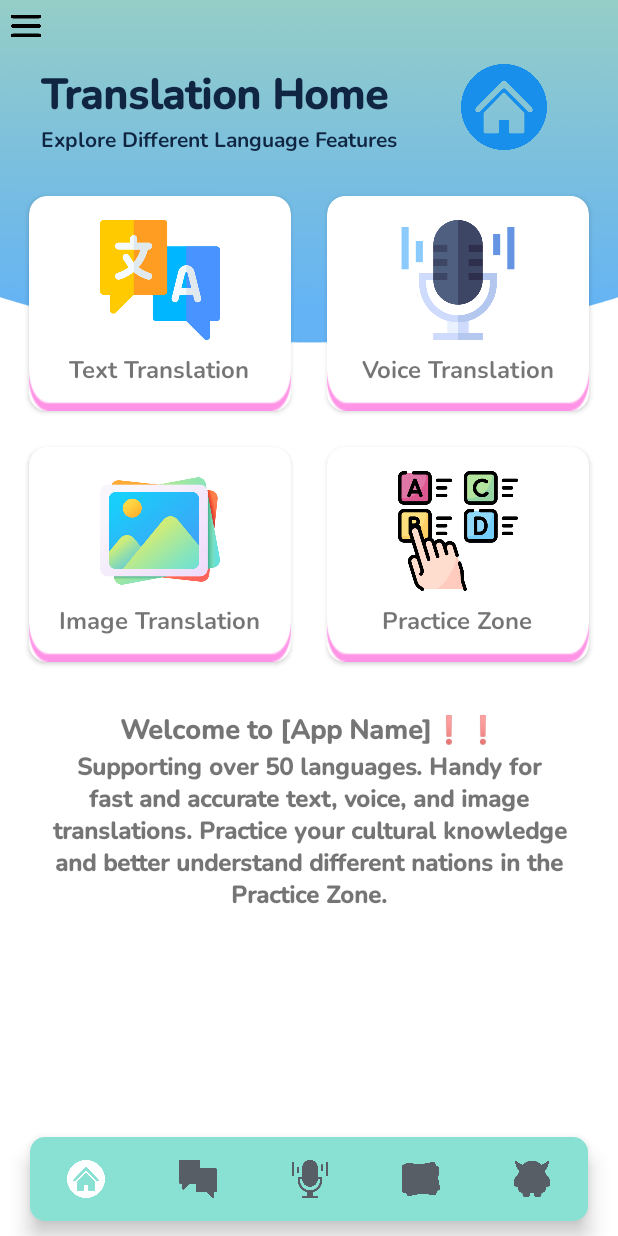
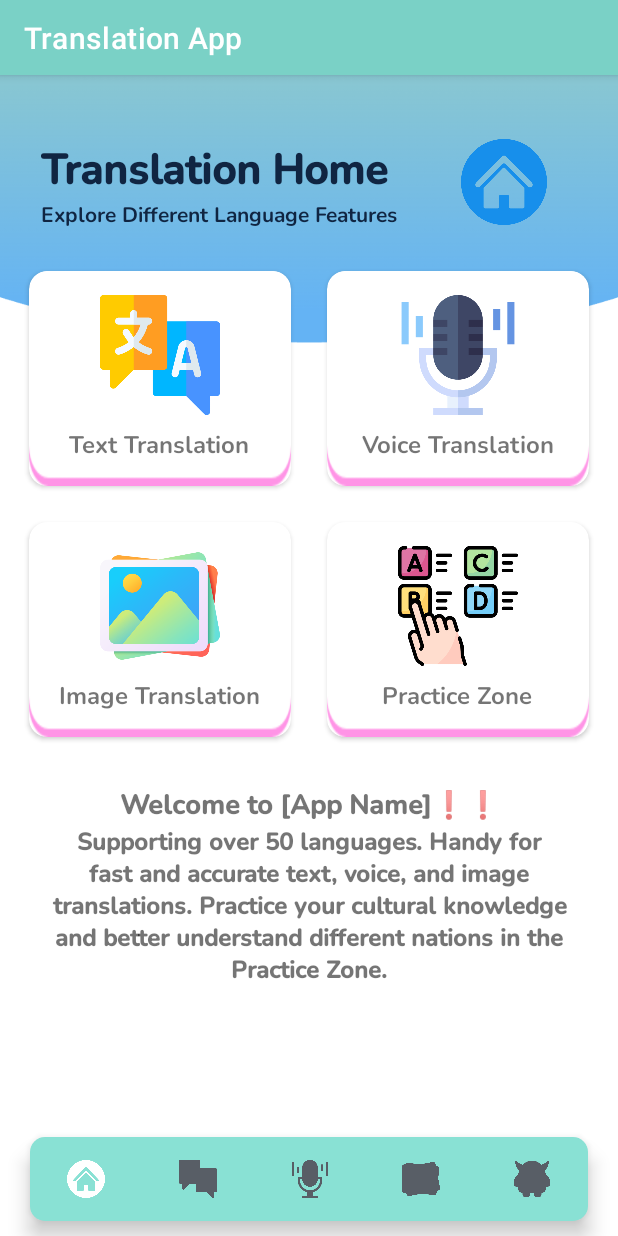
Before and after one commit to DerisO22/Android-Translation-App, an Android app: the screen it shows after launch (homeActivity), on a phone screen of 412 x 824 dp. Run offline under Robolectric (Android 15) with nearby library versions, the phone set to English and light mode, and no system bars.

Commit message:
design commit :)

```diff
--- a/app/src/main/java/com/example/translationappandroid/homeActivity.java
+++ b/app/src/main/java/com/example/translationappandroid/homeActivity.java
@@ -3,6 +3,7 @@ package com.example.translationappandroid;
 import android.annotation.SuppressLint;
 import android.content.Intent;
 import android.os.Bundle;
+import android.view.MenuItem;
 import android.view.MotionEvent;
 import android.view.View;
 import android.view.animation.Animation;
@@ -11,15 +12,17 @@ import android.widget.Button;
 import android.widget.ImageView;
 import android.widget.Toolbar;
 
+import androidx.annotation.NonNull;
 import androidx.appcompat.app.ActionBarDrawerToggle;
 import androidx.appcompat.app.AppCompatActivity;
 import androidx.cardview.widget.CardView;
+import androidx.core.view.GravityCompat;
 import androidx.drawerlayout.widget.DrawerLayout;
 
 import com.google.android.material.bottomnavigation.BottomNavigationView;
 import com.google.android.material.navigation.NavigationView;
 
-public class homeActivity extends AppCompatActivity{
+public class homeActivity extends AppCompatActivity implements  NavigationView.OnNavigationItemSelectedListener {
 
     private ImageView menuBtn;
     private DrawerLayout drawerLayout;
@@ -52,6 +55,24 @@ public class homeActivity extends AppCompatActivity{
         BottomNavigationView bottomNavigationView = findViewById(R.id.bottomNavigationView);
 
         bottomNavigationView.setSelectedItemId(R.id.bottom_home);
+
+        //Tool Bar Stuff
+        androidx.appcompat.widget.Toolbar toolbar = findViewById(R.id.toolbar);
+        setSupportActionBar(toolbar);
+
+        drawerLayout = findViewById(R.id.drawer_layout);
+        NavigationView navigationView = findViewById(R.id.nav_view);
+
+        navigationView.setNavigationItemSelectedListener(this);
+
+        ActionBarDrawerToggle toggle = new ActionBarDrawerToggle(this, drawerLayout, R.string.open_nav, R.string.close_nav);
+        drawerLayout.addDrawerListener(toggle);
+        toggle.syncState();
+
+        if(savedInstanceState == null){
+            getSupportFragmentManager().beginTransaction().replace(R.id.fragment_container, new HomeFragment()).commit();
+            navigationView.setCheckedItem(R.id.nav_home);
+        }
 
         bottomNavigationView.setOnItemSelectedListener(item ->{
             switch(item.getItemId()){
@@ -123,6 +144,24 @@ public class homeActivity extends AppCompatActivity{
         });
     }
 
+    @Override
+    public boolean onNavigationItemSelected(@NonNull MenuItem item) {
+        switch(item.getItemId()){
+            //If I want to implement different fragments
+        }
+        return true;
+    }
+
+    @Override
+    public void onBackPressed() {
+        if (drawerLayout.isDrawerOpen(GravityCompat.START)) {
+            drawerLayout.closeDrawer(GravityCompat.START);
+        } else {
+            super.onBackPressed();
+        }
+
+    }
+
     //Swipe Window Right
     public boolean onTouchEvent(MotionEvent touchEvent){
         switch(touchEvent.getAction()){
--- a/app/src/main/res/layout/activity_home.xml
+++ b/app/src/main/res/layout/activity_home.xml
@@ -10,17 +10,56 @@
     tools:context=".homeActivity"
     tools:ignore="NamespaceTypo">
 
+    <androidx.drawerlayout.widget.DrawerLayout
+        xmlns:android="http://schemas.android.com/apk/res/android"
+        xmlns:app="http://schemas.android.com/apk/res-auto"
+        xmlns:tools="http://schemas.android.com/tools"
+        android:layout_width="match_parent"
+        android:layout_height="match_parent"
+        android:id="@+id/drawer_layout"
+        android:fitsSystemWindows="true"
+        tools:openDrawer="start"
+        tools:context=".homeActivity">
+
+        <LinearLayout
+            android:layout_width="match_parent"
+            android:layout_height="match_parent"
+            android:orientation="vertical">
+
+            <androidx.appcompat.widget.Toolbar
+                android:layout_width="match_parent"
+                android:layout_height="50dp"
+                android:id="@+id/toolbar"
+                android:elevation="4dp"
+                android:background="#7AD1C6"
+                android:theme="@style/ThemeOverlay.AppCompat.Dark.ActionBar"
+                app1:popupTheme="@style/ThemeOverlay.AppCompat.Light" />
+
+            <FrameLayout
+                android:layout_width="match_parent"
+                android:layout_height="match_parent"
+                android:id="@+id/fragment_container"/>
+
+        </LinearLayout>
+
+        <com.google.android.material.navigation.NavigationView
+            android:layout_width="wrap_content"
+            android:layout_height="match_parent"
+            android:id="@+id/nav_view"
+            android:layout_gravity="start"
+            app1:headerLayout="@layout/nav_header"
+            app1:menu="@menu/nav_menu"
+            app1:itemIconTint="#EF9958"
+            app1:itemTextColor="#B2855D"/>
+
+    </androidx.drawerlayout.widget.DrawerLayout>
+
     <LinearLayout
         android:orientation="vertical"
         android:layout_width="match_parent"
         android:layout_height="match_parent"
-        android:padding="7dp">
-
-        <ImageView
-            android:id="@+id/menu"
-            android:layout_width="20dp"
-            android:layout_height="20dp"
-            android:background="@drawable/menu"/>
+        android:padding="7dp"
+        android:layout_marginTop="70dp">
 
         <RelativeLayout
             android:layout_marginEnd="20dp"
@@ -252,6 +291,8 @@
         </LinearLayout>
 
     </LinearLayout>
+
+
     <com.google.android.material.bottomnavigation.BottomNavigationView
         android:layout_width="match_parent"
         android:layout_height="wrap_content"
@@ -268,37 +309,5 @@
         app1:itemRippleColor="@android:color/transparent"
         app1:labelVisibilityMode="unlabeled">
     </com.google.android.material.bottomnavigation.BottomNavigationView>
-    <!--
-    <androidx.drawerlayout.widget.DrawerLayout
-        android:layout_width="match_parent"
-        android:layout_height="match_parent"
-        android:id="@+id/drawer_layout"
-        android:fitsSystemWindows="true"
-        tools:openDrawer="start"
-        tools:context=".homeActivity">
-
-        <LinearLayout
-            android:layout_width="match_parent"
-            android:layout_height="match_parent"
-            android:orientation="vertical">
-
-            <FrameLayout
-                android:layout_width="match_parent"
-                android:layout_height="match_parent"
-                android:id="@+id/fragment_container"/>
-
-        </LinearLayout>
-
-        <com.google.android.material.navigation.NavigationView
-            android:layout_width="wrap_content"
-            android:layout_height="match_parent"
-            android:id="@+id/nav_view"
-            android:layout_gravity="start"
-            app1:headerLayout="@layout/nav_header"
-            app1:menu="@menu/nav_menu"
-            app1:itemIconTint="#EF9958"
-            app1:itemTextColor="#B2855D"/>
-
-    </androidx.drawerlayout.widget.DrawerLayout> -->
 
 </RelativeLayout>
--- a/app/src/main/res/values/strings.xml
+++ b/app/src/main/res/values/strings.xml
@@ -2,4 +2,6 @@
     <string name="app_name">Translation App</string>
     <!-- TODO: Remove or change this placeholder text -->
     <string name="hello_blank_fragment">Hello blank fragment</string>
+    <string name="open_nav" />
+    <string name="close_nav" />
 </resources>
```
Also changed, not shown: app/src/main/res/layout/activity_image.xml (+23 -17 lines), app/src/main/res/layout/fragment_home.xml (+0 -8 lines).
